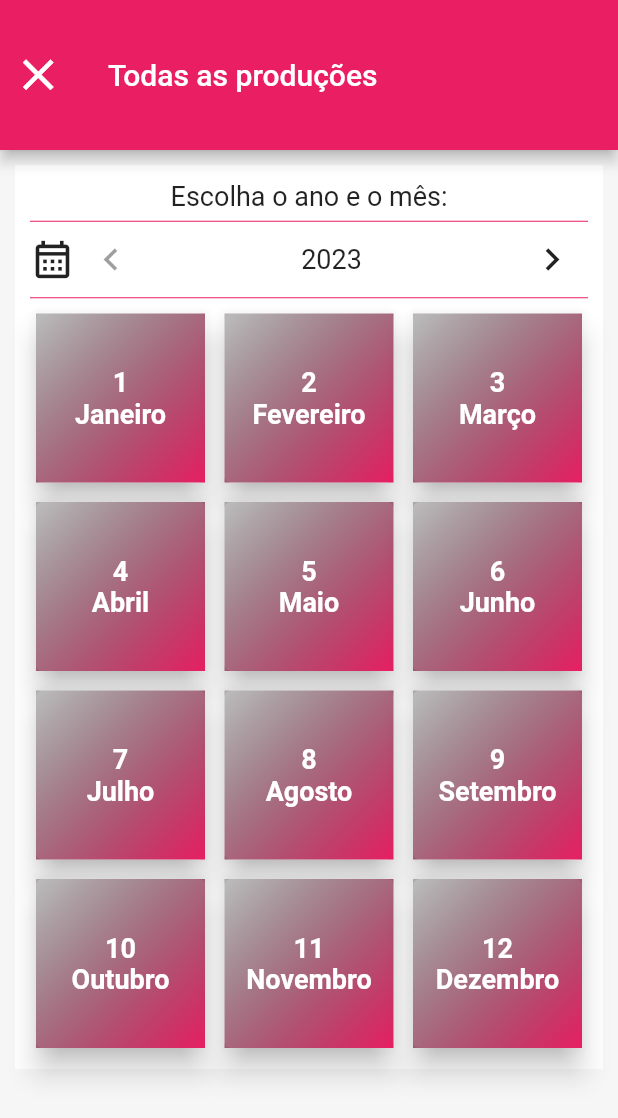
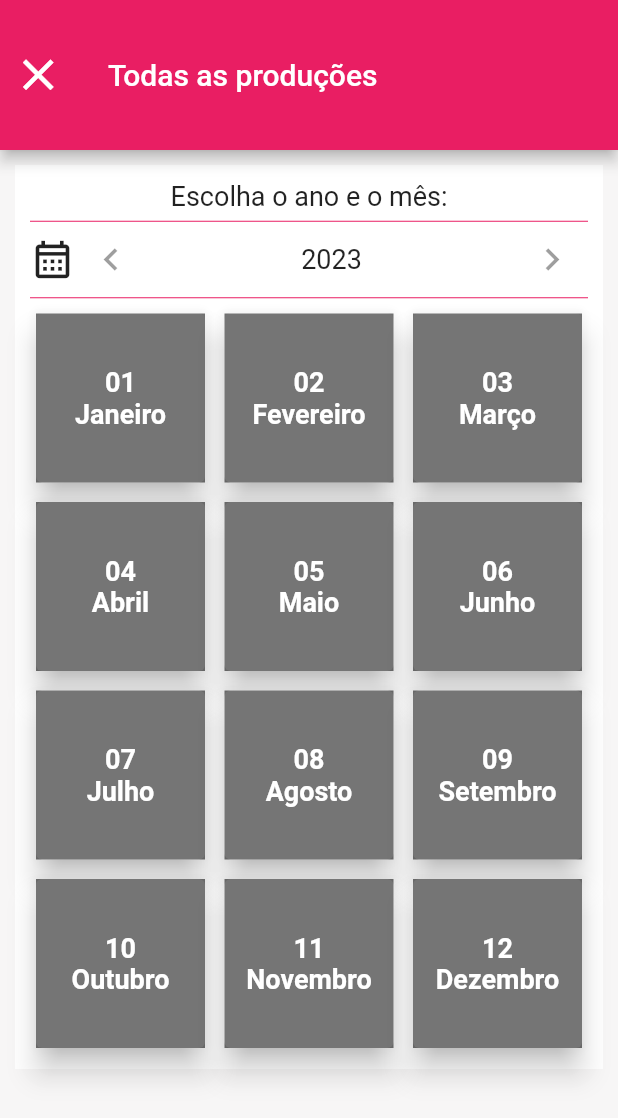
Before and after one commit to Jo-Analyst/app-good-taste, a Flutter app: the AllProductionsPage screen opened directly, on a phone screen of 412 x 824 dp. Shown: the top 1118 px of the screen. Run offline on Flutter 3.47's test engine with Material 2 defaults, Android fonts, the phone set to English and light mode, and no system bars; our stand-ins replace font_awesome_flutter, sqflite; accounts and stored records are empty; Roboto replaces fonts that are missing (YesevaOne).

Commit message:
alterando as cores e determinando quais botões estarão ativos

```diff
--- a/lib/app/controllers/production_controller.dart
+++ b/lib/app/controllers/production_controller.dart
@@ -29,6 +29,10 @@ class ProductionController extends ChangeNotifier {
     notifyListeners();
   }
 
+  Future<List<Map<String, dynamic>>> loadDate(String date) async {
+    return await ProductionModel.findDateByYear(date);
+  }
+
   Future<List<Map<String, dynamic>>> getSumQuantityAndValueEntry(
       String month) async {
         // /07/
--- a/lib/app/models/production_model.dart
+++ b/lib/app/models/production_model.dart
@@ -58,6 +58,11 @@ class ProductionModel {
     return db.query("productions");
   }
 
+  static Future<List<Map<String, dynamic>>> findDateByYear(String date) async {
+    final db = await DB.database();
+    return db.rawQuery("SELECT date from productions WHERE date LIKE '%$date%'");
+  }
+
   static Future<List<Map<String, dynamic>>> getSumQuantityAndValueEntry(String month) async {
     final db = await DB.database();
     return db.rawQuery("SELECT SUM(productions.quantity) AS quantity, SUM(productions.value_entry) AS price, flavors.type AS name FROM productions INNER JOIN flavors ON productions.flavor_id = flavors.id WHERE date LIKE '%$month%' GROUP BY flavors.type");
--- a/lib/app/pages/all_productions_page.dart
+++ b/lib/app/pages/all_productions_page.dart
@@ -1,26 +1,57 @@
+import 'package:app_good_taste/app/controllers/production_controller.dart';
 import 'package:app_good_taste/app/pages/production_details_list_page.dart';
 import 'package:app_good_taste/app/template/slide_year.dart';
+import 'package:app_good_taste/app/utils/month.dart';
 import 'package:flutter/material.dart';
+import 'package:provider/provider.dart';
 
-class AllProductionsPage extends StatelessWidget {
+class AllProductionsPage extends StatefulWidget {
   const AllProductionsPage({super.key});
 
   @override
+  State<AllProductionsPage> createState() => _AllProductionsPageState();
+}
+
+class _AllProductionsPageState extends State<AllProductionsPage> {
+  final List<Map<String, dynamic>> date = Month.listMonths;
+  String yearSelected = "";
+
+  @override
+  void initState() {
+    super.initState();
+    changeDateList();
+    setState(() {
+      yearSelected = DateTime.now().year.toString();
+    });
+  }
+
+  Future<bool> getDateProductions(String dateSelected) async {
+    final productionController =
+        Provider.of<ProductionController>(context, listen: false);
+    final dateProductions = await productionController.loadDate(dateSelected);
+    return dateProductions.isNotEmpty;
+  }
+
+  void openScreen() {
+    Navigator.of(context).push(
+      MaterialPageRoute(
+        builder: (_) => const ProductionDetailsListPage(),
+      ),
+    );
+  }
+
+  changeDateList() async {
+    for (var dt in date) {
+      bool thereIsProduction =
+          await getDateProductions("${dt["number"]}/$yearSelected");
+      setState(() {
+        dt["there_is_production"] = thereIsProduction.toString();
+      });
+    }
+  }
+
+  @override
   Widget build(BuildContext context) {
-    final List<Map<String, dynamic>> date = [
-      {"month": "Janeiro", "number": 1},
-      {"month": "Fevereiro", "number": 2},
-      {"month": "Março", "number": 3},
-      {"month": "Abril", "number": 4},
-      {"month": "Maio", "number": 5},
-      {"month": "Junho", "number": 6},
-      {"month": "Julho", "number": 7},
-      {"month": "Agosto", "number": 8},
-      {"month": "Setembro", "number": 9},
-      {"month": "Outubro", "number": 10},
-      {"month": "Novembro", "number": 11},
-      {"month": "Dezembro", "number": 12},
-    ];
     return Scaffold(
       appBar: AppBar(
         leading: Container(
@@ -57,13 +88,18 @@ class AllProductionsPage extends StatelessWidget {
                   color: Theme.of(context).primaryColor,
                   height: 3,
                 ),
-                const Row(
+                Row(
                   children: [
-                    Icon(
+                    const Icon(
                       Icons.calendar_month_outlined,
                       size: 30,
                     ),
-                    SlideYear(),
+                    SlideYear(onChangedDate: (date) {
+                      setState(() {
+                        yearSelected = date.toString();
+                        changeDateList();
+                      });
+                    }),
                   ],
                 ),
                 Divider(
@@ -81,24 +117,29 @@ class AllProductionsPage extends StatelessWidget {
                     date.length,
                     (index) {
                       return InkWell(
-                        onTap: () => Navigator.of(context).push(
-                          MaterialPageRoute(
-                            builder: (_) => const ProductionDetailsListPage(),
-                          ),
-                        ),
+                        onTap: bool.parse(date[index]["there_is_production"])
+                            ? () => openScreen()
+                            : null,
                         child: Card(
                           elevation: 8,
                           child: Container(
-                            decoration: BoxDecoration(
+                            decoration: bool.parse(
+                                    date[index]["there_is_production"])
+                                ? BoxDecoration(
                                     gradient: LinearGradient(
                                       begin: Alignment.topLeft,
                                       end: Alignment.bottomRight,
                                       colors: [
-                                  Colors.black26,
+                                        const Color.fromARGB(255, 19, 83, 135),
                                         Theme.of(context).primaryColor,
                                       ],
                                     ),
-                            ),
+                                  )
+                                : null,
+                            color:
+                                bool.parse(date[index]["there_is_production"])
+                                    ? null
+                                    : Colors.black54,
                             child: Column(
                               mainAxisAlignment: MainAxisAlignment.center,
                               children: [
--- a/lib/app/template/slide_year.dart
+++ b/lib/app/template/slide_year.dart
@@ -1,7 +1,8 @@
 import 'package:flutter/material.dart';
 
 class SlideYear extends StatefulWidget {
-  const SlideYear({super.key});
+  final Function(int) onChangedDate;
+  const SlideYear({required this.onChangedDate, super.key});
 
   @override
   State<SlideYear> createState() => _SlideYearState();
@@ -12,7 +13,7 @@ class _SlideYearState extends State<SlideYear> {
   @override
   Widget build(BuildContext context) {
     return SizedBox(
-      width: MediaQuery.of(context).size.width -70,
+      width: MediaQuery.of(context).size.width - 70,
       child: Row(
         mainAxisAlignment: MainAxisAlignment.spaceBetween,
         children: [
@@ -22,6 +23,7 @@ class _SlideYearState extends State<SlideYear> {
                 : () => setState(() {
                       if (numberYear == 2023) return;
                       numberYear--;
+                      widget.onChangedDate(numberYear);
                     }),
             icon: const Icon(
               Icons.keyboard_arrow_left,
@@ -35,11 +37,12 @@ class _SlideYearState extends State<SlideYear> {
             ),
           ),
           IconButton(
-            onPressed: numberYear == 2300
+            onPressed: numberYear == DateTime.now().year
                 ? null
                 : () => setState(() {
                       if (numberYear == 2300) return;
                       numberYear++;
+                      widget.onChangedDate(numberYear);
                     }),
             icon: const Icon(
               Icons.keyboard_arrow_right,
```
Lines whose indentation alone changed are shown as unchanged.
